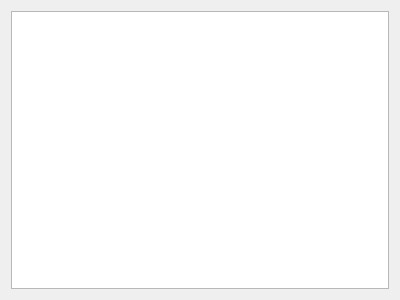
Above: pychamber/app/ui/log_dialog.ui from PyChamber/PyChamber before the change. Below: the same form after it.
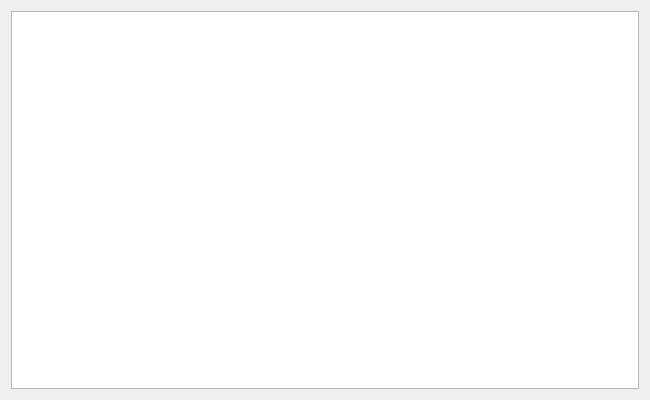
That is the form after the change.

What changed in the file:
```diff
--- a/pychamber/app/ui/log_dialog.ui
+++ b/pychamber/app/ui/log_dialog.ui
@@ -6,8 +6,8 @@
    <rect>
     <x>0</x>
     <y>0</y>
-    <width>400</width>
-    <height>300</height>
+    <width>650</width>
+    <height>400</height>
    </rect>
   </property>
   <property name="windowTitle">
```
